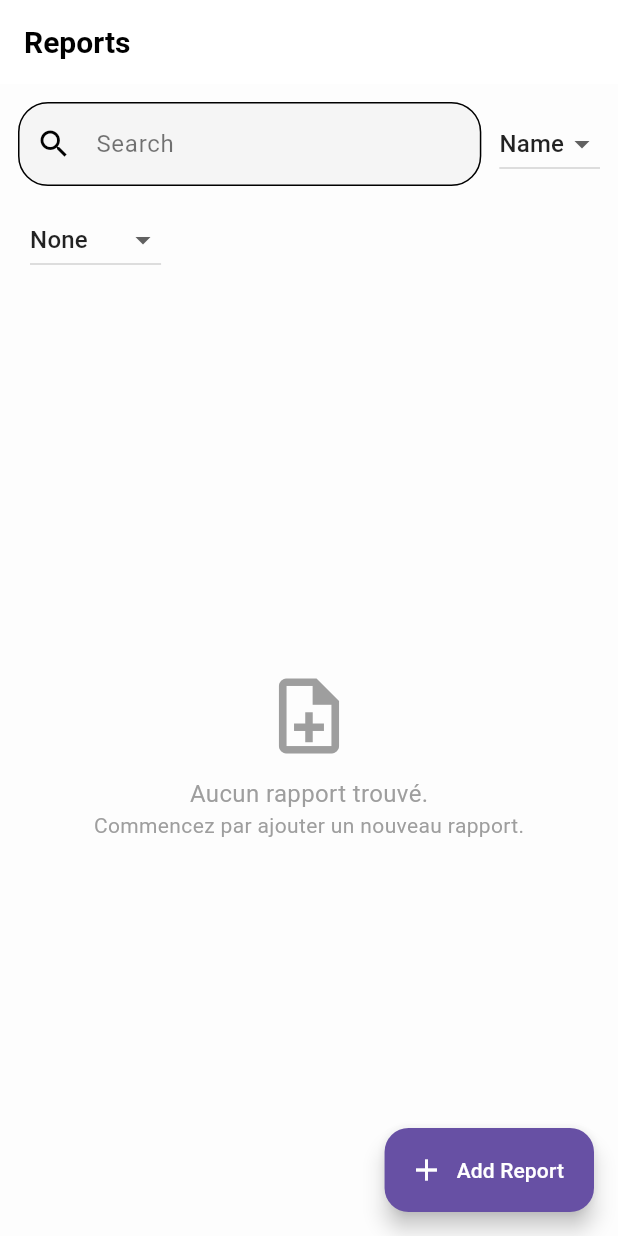
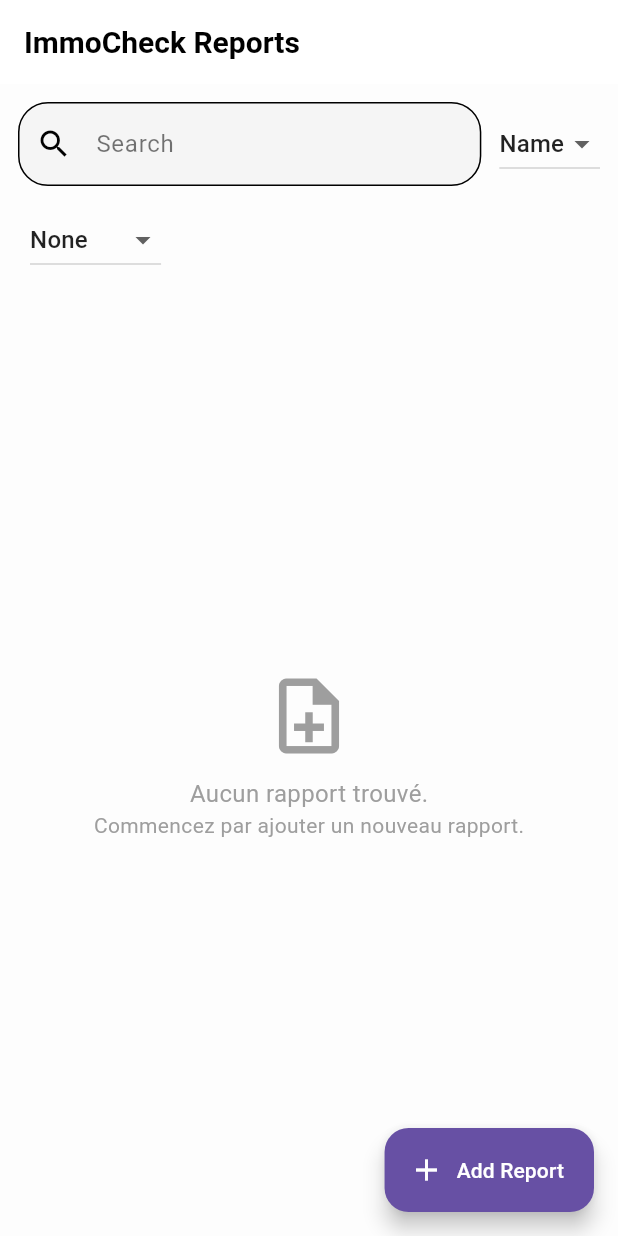
Before and after one commit to ByggL/samueliot_immocheck, a Flutter app: the screen it shows after launch, on a phone screen of 412 x 824 dp. Run offline on Flutter 3.47's test engine with Material 3 defaults, Android fonts, the phone set to English and light mode, and no system bars; our stand-ins replace flutter_secure_storage, image_picker, pdf, permission_handler, printing, share_plus and 1 more.

```diff
--- a/lib/ui/homepage/report_list.dart
+++ b/lib/ui/homepage/report_list.dart
@@ -1,3 +1,5 @@
+import 'dart:io';
+
 import 'package:flutter/material.dart';
 import 'package:intl/intl.dart';
 import 'package:samueliot_immocheck/data/enums.dart';
@@ -147,7 +149,7 @@ class _ReportListState extends State<ReportList> {
     final rapportProvider = context.watch<RapportProvider>();
 
     return Scaffold(
-      appBar: AppBar(title: const Text('Reports')),
+      appBar: AppBar(title: const Text('ImmoCheck Reports')),
       body: Column(
         children: [
           // 🔍 Search bar + dropdown
```
Also changed, not shown: pubspec.yaml (+19 -1 lines), assets/icon/immocheck_icon.jpg (added), pubspec.lock, 44 other files.
